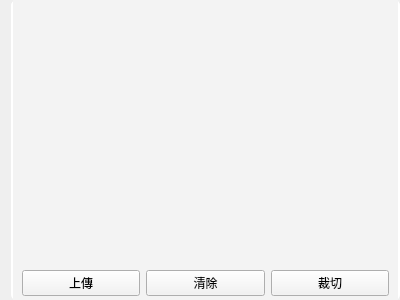
This is src/AdbClient/component/ItemPicObj.ui in roger0816/Adb as Qt 5 draws it before an edit. The edited form follows.
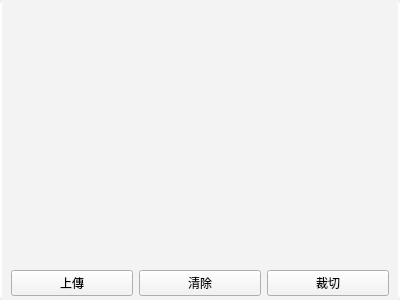
This is the edited form. Icons and pictures are not drawn.

```diff
--- a/src/AdbClient/component/ItemPicObj.ui
+++ b/src/AdbClient/component/ItemPicObj.ui
@@ -14,6 +14,9 @@
    <string>Form</string>
   </property>
   <layout class="QGridLayout" name="gridLayout">
+   <property name="leftMargin">
+    <number>0</number>
+   </property>
    <property name="topMargin">
     <number>0</number>
    </property>
```
